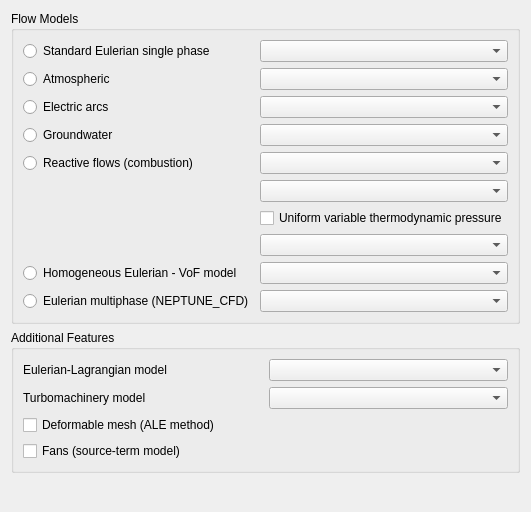
First picture: the form in gui/Pages/AnalysisFeaturesForm.ui, repository code-saturne/code_saturne, before the edit.
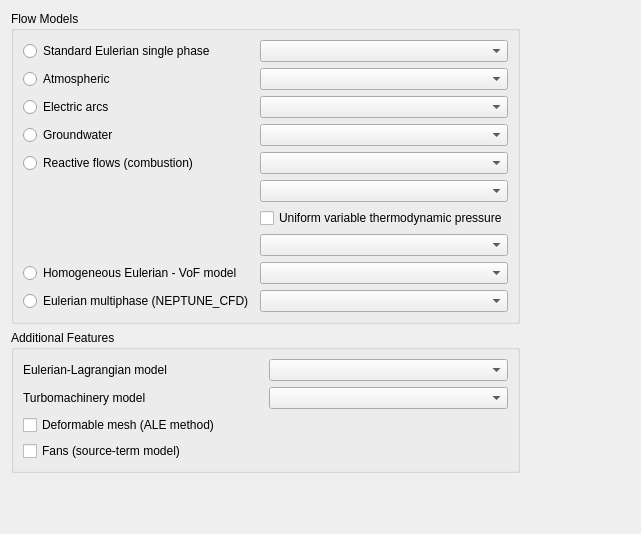
Second picture: the form after the edit.

Commit message: Add a pop-up window in the GUI for the thermodynamic pressure option.

The edit to the form file:
```diff
--- a/gui/Pages/AnalysisFeaturesForm.ui
+++ b/gui/Pages/AnalysisFeaturesForm.ui
@@ -6,8 +6,8 @@
    <rect>
     <x>0</x>
     <y>0</y>
-    <width>415</width>
-    <height>512</height>
+    <width>641</width>
+    <height>534</height>
    </rect>
   </property>
   <property name="windowTitle">
```
Left out of the diff: 3 changed lines with no effect on the pictures.
